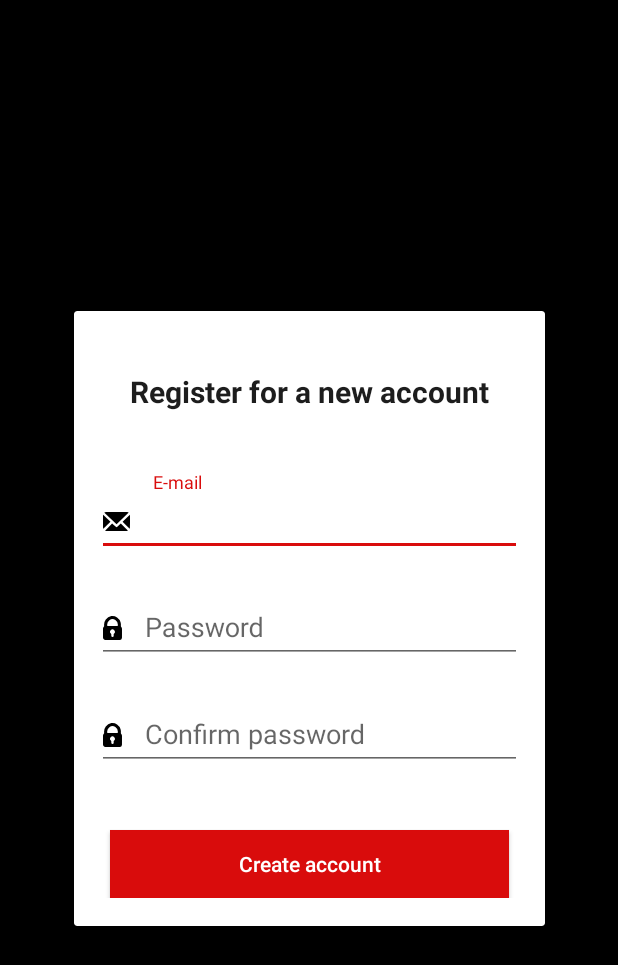
After one commit to skaradimitriou/Moviepedia, an Android app: the layout register_view.xml on its own in the app's theme, with its tools: preview values and no code run, on a phone screen of 412 x 824 dp. The commit adds this screen. Shown: the top 965 px of the screen. Run offline under Robolectric (Android 15) with nearby library versions, the phone set to English and light mode, and no system bars.

Commit message:
Login & Register Screens

```diff
--- a/app/build.gradle
+++ b/app/build.gradle
@@ -34,4 +34,10 @@ dependencies {
     testImplementation 'junit:junit:4.12'
     androidTestImplementation 'androidx.test.ext:junit:1.1.1'
     androidTestImplementation 'androidx.test.espresso:espresso-core:3.2.0'
+
+    //material design theme
+    implementation 'com.google.android.material:material:1.1.0'
+
+    //cardview
+    implementation "androidx.cardview:cardview:1.0.0"
 }
--- /dev/null
+++ b/app/src/main/res/drawable/ic_mail_icon.xml
@@ -0,0 +1,18 @@
+<vector xmlns:android="http://schemas.android.com/apk/res/android"
+    android:width="17.86dp"
+    android:height="12.576dp"
+    android:viewportWidth="17.86"
+    android:viewportHeight="12.576">
+  <path
+      android:pathData="M2.676,0L15.184,0a6.262,6.262 0,0 1,0.829 0.072c0.31,0.067 0.607,0.191 0.986,0.315L8.981,8.17 0.933,0.447l0,-0.122c0.345,-0.09 0.687,-0.2 1.036,-0.266A5.763,5.763 0,0 1,2.676 0Z"
+      android:fillColor="#000"/>
+  <path
+      android:pathData="M2.81,12.576c-0.31,-0.022 -0.621,-0.033 -0.93,-0.068a4.457,4.457 0,0 0,-0.5 -0.071l4.661,-4.9 0.9,0.847c0.513,0.478 1.018,0.966 1.542,1.431a0.655,0.655 0,0 0,1.008 -0.017c0.7,-0.641 1.381,-1.294 2.072,-1.941 0.08,-0.075 0.163,-0.148 0.216,-0.195L16.563,12.407c-0.285,0.037 -0.581,0.078 -0.878,0.112 -0.209,0.024 -0.42,0.037 -0.629,0.055Z"
+      android:fillColor="#000"/>
+  <path
+      android:pathData="M0,2.006l0.087,-0.2 4.856,4.662L0.208,11.128l-0.1,-0.031 -0.105,-1.4Z"
+      android:fillColor="#000"/>
+  <path
+      android:pathData="M17.86,6.823c-0.02,1.146 -0.038,2.291 -0.063,3.437a3.728,3.728 0,0 1,-0.117 0.879c-1.688,-1.438 -3.172,-3.053 -4.727,-4.639l4.829,-4.682 0.079,1.326Z"
+      android:fillColor="#000"/>
+</vector>
--- /dev/null
+++ b/app/src/main/res/drawable/ic_password_icon.xml
@@ -0,0 +1,9 @@
+<vector xmlns:android="http://schemas.android.com/apk/res/android"
+    android:width="12.849dp"
+    android:height="15.929dp"
+    android:viewportWidth="12.849"
+    android:viewportHeight="15.929">
+  <path
+      android:pathData="M6.434,15.93c-1.5,0 -3,0 -4.5,0a1.752,1.752 0,0 1,-1.928 -1.9c-0.01,-1.813 0,-3.626 -0.006,-5.439a1.952,1.952 0,0 1,0.66 -1.56,0.585 0.585,0 0,0 0.118,-0.446 5.843,5.843 0,0 1,4.851 -6.511,5.722 5.722,0 0,1 6.236,4.091 5.813,5.813 0,0 1,0.2 2.453,0.628 0.628,0 0,0 0.174,0.462 1.847,1.847 0,0 1,0.6 1.369c0,1.884 0.013,3.769 0,5.653a1.733,1.733 0,0 1,-1.87 1.832C9.457,15.93 7.944,15.93 6.434,15.93ZM9.934,6.624a3.759,3.759 0,0 0,-1.562 -3.929,3.468 3.468,0 0,0 -4.038,0.109 3.712,3.712 0,0 0,-1.39 3.82ZM6.234,8.874a1.529,1.529 0,0 0,-1.287 0.945,1.376 1.376,0 0,0 0.241,1.7 1.411,1.411 0,0 1,0.437 1.285,2.9 2.9,0 0,0 0.011,0.428 0.791,0.791 0,0 0,1.579 -0.034,5.089 5.089,0 0,0 0,-0.813 0.739,0.739 0,0 1,0.3 -0.691,1.541 1.541,0 0,0 0.425,-1.789A1.7,1.7 0,0 0,6.234 8.874Z"
+      android:fillColor="#000"/>
+</vector>
--- /dev/null
+++ b/app/src/main/res/layout/register_view.xml
@@ -0,0 +1,111 @@
+<?xml version="1.0" encoding="utf-8"?>
+<androidx.constraintlayout.widget.ConstraintLayout xmlns:android="http://schemas.android.com/apk/res/android"
+    xmlns:app="http://schemas.android.com/apk/res-auto"
+    android:layout_width="match_parent"
+    android:layout_height="match_parent"
+    android:background="#000000">
+
+    <androidx.cardview.widget.CardView
+        android:id="@+id/card_view"
+        android:layout_width="314dp"
+        android:layout_height="410dp"
+        android:layout_gravity="center"
+        android:background="#fff"
+        app:layout_constraintBottom_toBottomOf="parent"
+        app:layout_constraintLeft_toLeftOf="parent"
+        app:layout_constraintRight_toRightOf="parent"
+        app:layout_constraintTop_toTopOf="parent">
+
+        <androidx.constraintlayout.widget.ConstraintLayout
+            android:layout_width="match_parent"
+            android:layout_height="wrap_content">
+
+            <TextView
+                android:id="@+id/registerTitle"
+                android:layout_width="wrap_content"
+                android:layout_height="wrap_content"
+                android:layout_marginTop="40dp"
+                android:fontFamily="sans-serif"
+                android:gravity="center_horizontal"
+                android:lineSpacingExtra="4sp"
+                android:text="Register for a new account"
+                android:textColor="#1d1d1d"
+                android:textSize="20sp"
+                android:textStyle="bold"
+                app:layout_constraintLeft_toLeftOf="parent"
+                app:layout_constraintRight_toRightOf="parent"
+                app:layout_constraintTop_toTopOf="parent" />
+
+            <com.google.android.material.textfield.TextInputLayout
+                android:id="@+id/registerEmail"
+                android:layout_width="match_parent"
+                android:layout_height="wrap_content"
+                android:layout_marginLeft="15dp"
+                android:layout_marginTop="40dp"
+                android:layout_marginRight="15dp"
+                app:layout_constraintTop_toBottomOf="@+id/registerTitle">
+
+                <com.google.android.material.textfield.TextInputEditText
+                    android:id="@+id/registerEmailField"
+                    android:layout_width="match_parent"
+                    android:layout_height="wrap_content"
+                    android:drawableStart="@drawable/ic_mail_icon"
+                    android:drawablePadding="15dp"
+                    android:hint="E-mail" />
+
+            </com.google.android.material.textfield.TextInputLayout>
+
+            <com.google.android.material.textfield.TextInputLayout
+                android:id="@+id/registerPassword"
+                android:layout_width="match_parent"
+                android:layout_height="wrap_content"
+                android:layout_margin="15dp"
+                android:layout_marginTop="15dp"
+                app:layout_constraintTop_toBottomOf="@+id/registerEmail">
+
+                <com.google.android.material.textfield.TextInputEditText
+                    android:id="@+id/registerPasswordField"
+                    android:layout_width="match_parent"
+                    android:layout_height="wrap_content"
+                    android:drawableStart="@drawable/ic_password_icon"
+                    android:drawablePadding="15dp"
+                    android:hint="Password" />
+
+            </com.google.android.material.textfield.TextInputLayout>
+
+            <com.google.android.material.textfield.TextInputLayout
+                android:id="@+id/registerPasswordConfirm"
+                android:layout_width="match_parent"
+                android:layout_height="wrap_content"
+                android:layout_margin="15dp"
+                android:layout_marginTop="15dp"
+                app:layout_constraintTop_toBottomOf="@+id/registerPassword">
+
+                <com.google.android.material.textfield.TextInputEditText
+                    android:id="@+id/registerPasswordConfirmField"
+                    android:layout_width="match_parent"
+                    android:layout_height="wrap_content"
+                    android:drawableStart="@drawable/ic_password_icon"
+                    android:drawablePadding="15dp"
+                    android:hint="Confirm password" />
+
+            </com.google.android.material.textfield.TextInputLayout>
+
+            <Button
+                android:id="@+id/registerAccBtn"
+                android:layout_width="266dp"
+                android:layout_height="45dp"
+                android:layout_marginTop="40dp"
+                android:background="@color/red"
+                android:text="Create account"
+                android:textAllCaps="false"
+                android:textColor="#fff"
+                app:layout_constraintLeft_toLeftOf="parent"
+                app:layout_constraintRight_toRightOf="parent"
+                app:layout_constraintTop_toBottomOf="@+id/registerPasswordConfirm" />
+
+        </androidx.constraintlayout.widget.ConstraintLayout>
+
+    </androidx.cardview.widget.CardView>
+
+</androidx.constraintlayout.widget.ConstraintLayout>
--- a/app/src/main/res/values/colors.xml
+++ b/app/src/main/res/values/colors.xml
@@ -2,10 +2,11 @@
 <resources>
     <color name="colorPrimary">#6200EE</color>
     <color name="colorPrimaryDark">#3700B3</color>
-    <color name="colorAccent">#03DAC5</color>
+    <color name="colorAccent">#d90c0c</color>
+    <!--    <color name="colorAccent">#03DAC5</color>-->
 
-    <!-- red -->
     <color name="red">#d90c0c</color>
+    <color name="dark">#1d1d1d</color>
 
 
 </resources>
--- a/app/src/main/res/values/styles.xml
+++ b/app/src/main/res/values/styles.xml
@@ -1,7 +1,7 @@
 <resources>
 
     <!-- Base application theme. -->
-    <style name="AppTheme" parent="Theme.AppCompat.Light.DarkActionBar">
+    <style name="AppTheme" parent="Theme.AppCompat.Light.NoActionBar">
         <!-- Customize your theme here. -->
         <item name="colorPrimary">@color/colorPrimary</item>
         <item name="colorPrimaryDark">@color/colorPrimaryDark</item>
```
Also changed, not shown: app/src/main/java/com/stathis/moviepedia/IntroScreen.kt (+50 -6 lines), app/src/main/java/com/stathis/moviepedia/SplashScreen.kt (+11 -0 lines), app/src/main/res/drawable/ic_success.xml (added, +16 -0 lines), app/src/main/res/drawable/ic_warning.xml (added, +15 -0 lines), app/src/main/res/layout/activity_intro_screen.xml (+17 -14 lines), app/src/main/res/layout/login_view.xml (added, +92 -0 lines).
